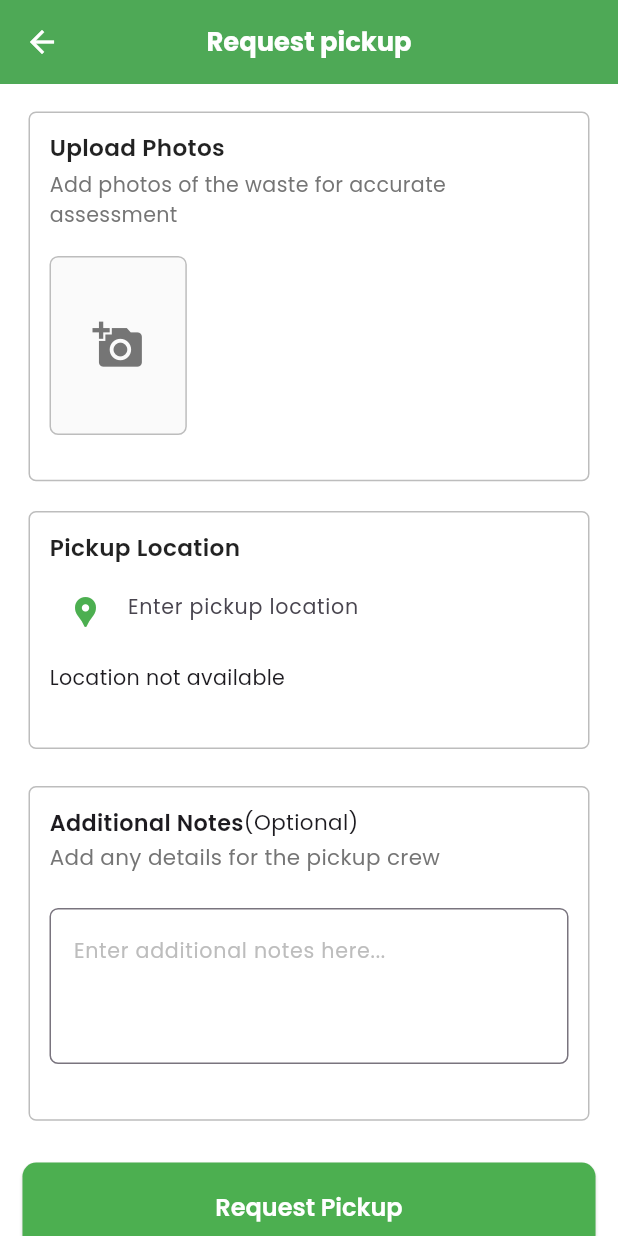
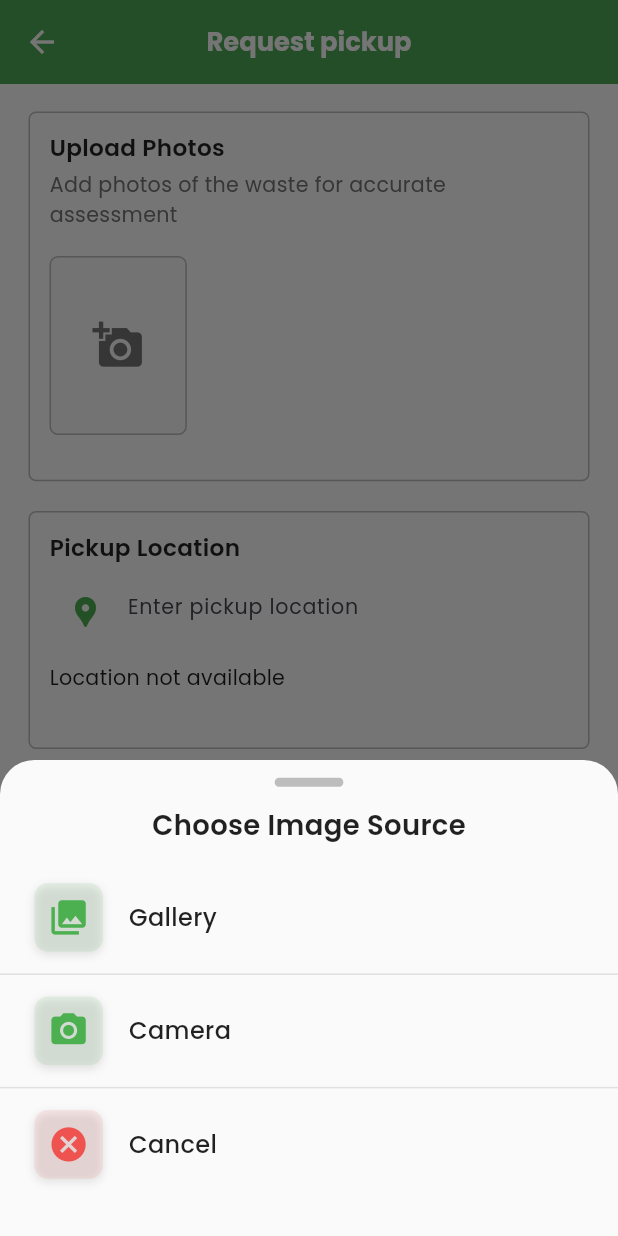
Before and after one commit to EdouardKamole/MyCleanCityApp, a Flutter app: the RequestPickupScreen screen opened directly, after a tap on the "add a photo" icon, on a phone screen of 412 x 824 dp. Run offline on Flutter 3.47's test engine with Material 3 defaults, Android fonts, the phone set to English and light mode, and no system bars; our stand-ins replace cloud_firestore, firebase_auth, firebase_core, flutter_screenutil, geocoding, geolocator and 4 more; missing offline and left inert: cloudinary_flutter, cloudinary_url_gen; accounts and stored records are empty; network calls fail.

Commit message:
visual improvements made

```diff
--- a/lib/pages/request_pickup_screen.dart
+++ b/lib/pages/request_pickup_screen.dart
@@ -46,18 +46,162 @@ class _RequestPickupScreenState extends State<RequestPickupScreen> {
   Future<void> _pickImage() async {
     if (_images.length >= 4) {
       ScaffoldMessenger.of(context).showSnackBar(
-        SnackBar(content: Text('You can only select up to 4 images.')),
+        SnackBar(
+          backgroundColor: Colors.red,
+          content: Text(
+            'You can only select up to 4 images.',
+            style: GoogleFonts.poppins(fontSize: 15.sp),
+          ),
+        ),
       );
       return;
     }
 
+    // Show enhanced bottom sheet
+    showModalBottomSheet(
+      context: context,
+      isScrollControlled: true,
+      backgroundColor: Colors.transparent,
+      builder: (BuildContext context) {
+        return AnimatedContainer(
+          duration: Duration(milliseconds: 300),
+          curve: Curves.easeInOut,
+          decoration: BoxDecoration(
+            color: Colors.grey.shade50,
+            borderRadius: BorderRadius.vertical(top: Radius.circular(20.r)),
+          ),
+          child: Column(
+            mainAxisSize: MainAxisSize.min,
+            children: [
+              SizedBox(height: 10.h),
+              // Grabber handle
+              Container(
+                width: 40.w,
+                height: 5.h,
+                decoration: BoxDecoration(
+                  color: Colors.grey.shade400,
+                  borderRadius: BorderRadius.circular(2.5.r),
+                ),
+              ),
+              SizedBox(height: 10.h),
+              Text(
+                'Choose Image Source',
+                style: GoogleFonts.poppins(
+                  fontSize: 16.sp,
+                  fontWeight: FontWeight.w600,
+                  color: Colors.black87,
+                ),
+              ),
+              SizedBox(height: 10.h),
+              _buildOption(
+                icon: Icons.photo_library,
+                label: 'Gallery',
+                onTap: () => _pickImageFromSource(ImageSource.gallery),
+              ),
+              Divider(height: 1.h, color: Colors.grey.shade300),
+              _buildOption(
+                icon: Icons.camera_alt,
+                label: 'Camera',
+                onTap: () => _pickImageFromSource(ImageSource.camera),
+              ),
+              Divider(height: 1.h, color: Colors.grey.shade300),
+              _buildOption(
+                icon: Icons.cancel,
+                label: 'Cancel',
+                onTap: () => Navigator.pop(context),
+                color: Colors.red.shade400,
+              ),
+              SizedBox(height: 20.h),
+            ],
+          ),
+        );
+      },
+    );
+  }
+
+  Widget _buildOption({
+    required IconData icon,
+    required String label,
+    required VoidCallback onTap,
+    Color? color,
+  }) {
+    return InkWell(
+      onTap: () {
+        onTap();
+        Navigator.pop(context);
+      },
+      child: Container(
+        padding: EdgeInsets.symmetric(vertical: 12.h, horizontal: 20.w),
+        child: Row(
+          children: [
+            Container(
+              padding: EdgeInsets.all(8.w),
+              decoration: BoxDecoration(
+                color: (color ?? Color(0xFF4CAF50)).withOpacity(0.1),
+                borderRadius: BorderRadius.circular(8.r),
+                boxShadow: [
+                  BoxShadow(
+                    color: Colors.grey.shade300,
+                    blurRadius: 4.r,
+                    offset: Offset(0, 2),
+                  ),
+                ],
+              ),
+              child: Icon(icon, size: 24.sp, color: color ?? Color(0xFF4CAF50)),
+            ),
+            SizedBox(width: 15.w),
+            Text(
+              label,
+              style: GoogleFonts.poppins(
+                fontSize: 14.sp,
+                fontWeight: FontWeight.w500,
+                color: Colors.black87,
+              ),
+            ),
+          ],
+        ),
+      ),
+    );
+  }
+
+  Future<void> _pickImageFromSource(ImageSource source) async {
     final ImagePicker picker = ImagePicker();
-    final XFile? image = await picker.pickImage(source: ImageSource.gallery);
+    try {
+      if (source == ImageSource.camera) {
+        var status = await Permission.camera.status;
+        if (status.isDenied) {
+          status = await Permission.camera.request();
+          if (status.isDenied || status.isPermanentlyDenied) {
+            ScaffoldMessenger.of(context).showSnackBar(
+              SnackBar(
+                content: Text(
+                  'Camera permission is required.',
+                  style: GoogleFonts.poppins(fontSize: 15.sp),
+                ),
+              ),
+            );
+            return;
+          }
+        }
+      }
 
-    if (image != null) {
-      setState(() {
-        _images.add(File(image.path));
-      });
+      final XFile? image = await picker.pickImage(source: source);
+      if (image != null) {
+        setState(() {
+          _images.add(File(image.path));
+        });
+      }
+    } catch (e) {
+      print('Error picking image from $source: $e');
+      ScaffoldMessenger.of(context).showSnackBar(
+        SnackBar(
+          backgroundColor: Colors.red,
+          content: Text(
+            'Failed to pick image. Please try again.',
+            style: GoogleFonts.poppins(fontSize: 15.sp),
+          ),
+        ),
+      );
     }
   }
 
@@ -76,7 +220,12 @@ class _RequestPickupScreenState extends State<RequestPickupScreen> {
             _isLoading = false;
           });
           ScaffoldMessenger.of(context).showSnackBar(
-            SnackBar(content: Text('Location permission is required.')),
+            SnackBar(
+              content: Text(
+                'Location permission is required.',
+                style: GoogleFonts.poppins(fontSize: 15.sp),
+              ),
+            ),
           );
           return;
         }
@@ -107,7 +256,12 @@ class _RequestPickupScreenState extends State<RequestPickupScreen> {
           _isLoading = false;
         });
         ScaffoldMessenger.of(context).showSnackBar(
-          SnackBar(content: Text('Location permission is required.')),
+          SnackBar(
+            content: Text(
+              'Location permission is required.',
+              style: GoogleFonts.poppins(fontSize: 15.sp),
+            ),
+          ),
         );
       }
     } catch (e) {
@@ -127,7 +281,13 @@ class _RequestPickupScreenState extends State<RequestPickupScreen> {
   Future<void> _submitRequest() async {
     if (_images.isEmpty) {
       ScaffoldMessenger.of(context).showSnackBar(
-        SnackBar(content: Text('Please select at least one image.')),
+        SnackBar(
+          backgroundColor: Colors.red,
+          content: Text(
+            'Please select at least one image.',
+            style: GoogleFonts.poppins(fontSize: 15.sp),
+          ),
+        ),
       );
       return;
     }
@@ -163,8 +323,10 @@ class _RequestPickupScreenState extends State<RequestPickupScreen> {
             print('Cloudinary upload error: ${data['error']['message']}');
             ScaffoldMessenger.of(context).showSnackBar(
               SnackBar(
+                backgroundColor: Colors.red,
                 content: Text(
                   'Failed to upload image: ${data['error']['message']}',
+                  style: GoogleFonts.poppins(fontSize: 15.sp),
                 ),
               ),
             );
@@ -177,7 +339,11 @@ class _RequestPickupScreenState extends State<RequestPickupScreen> {
           print('Cloudinary upload exception: $e');
           ScaffoldMessenger.of(context).showSnackBar(
             SnackBar(
-              content: Text('Failed to upload image. Please try again.'),
+              backgroundColor: Colors.red,
+              content: Text(
+                'Failed to upload image. Please try again.',
+                style: GoogleFonts.poppins(fontSize: 15.sp),
+              ),
             ),
           );
           setState(() {
@@ -203,7 +369,13 @@ class _RequestPickupScreenState extends State<RequestPickupScreen> {
       });
 
       ScaffoldMessenger.of(context).showSnackBar(
-        SnackBar(content: Text('Request submitted successfully!')),
+        SnackBar(
+          backgroundColor: Colors.green.shade500,
+          content: Text(
+            'Request submitted successfully!',
+            style: GoogleFonts.poppins(fontSize: 15.sp),
+          ),
+        ),
       );
 
       setState(() {
@@ -213,7 +385,13 @@ class _RequestPickupScreenState extends State<RequestPickupScreen> {
     } catch (e) {
       print("Error submitting request: $e");
       ScaffoldMessenger.of(context).showSnackBar(
-        SnackBar(content: Text('Failed to submit request. Please try again.')),
+        SnackBar(
+          backgroundColor: Colors.red,
+          content: Text(
+            'Failed to submit request. Please try again.',
+            style: GoogleFonts.poppins(fontSize: 15.sp),
+          ),
+        ),
       );
     } finally {
       setState(() {
@@ -271,15 +449,13 @@ class _RequestPickupScreenState extends State<RequestPickupScreen> {
                         ),
                       ),
                       SizedBox(height: 15.h),
-                      // Image Selection Area
                       Container(
                         height: 100.h,
                         child: ListView.builder(
                           scrollDirection: Axis.horizontal,
-                          itemCount: _images.length + 1, // +1 for the add icon
+                          itemCount: _images.length + 1,
                           itemBuilder: (context, index) {
                             if (index == _images.length) {
-                              // Add icon
                               return InkWell(
                                 onTap: _pickImage,
                                 child: Container(
@@ -300,7 +476,6 @@ class _RequestPickupScreenState extends State<RequestPickupScreen> {
                                 ),
                               );
                             } else {
-                              // Image preview
                               return Stack(
                                 children: [
                                   Container(
```
Also changed, not shown: 2 other files.
